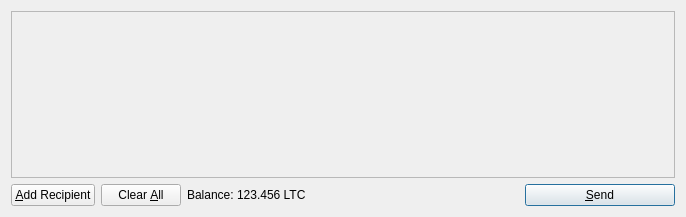
The window that src/qt/forms/sendcoinsdialog.ui (tetcoin-legacy/czarcoin) describes before a commit, drawn with Qt 5.
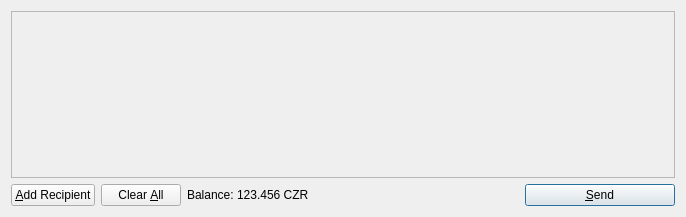
The same window after the commit. Icons and pictures are not drawn.

What changed in the file:
```diff
--- a/src/qt/forms/sendcoinsdialog.ui
+++ b/src/qt/forms/sendcoinsdialog.ui
@@ -119,7 +119,7 @@
           <cursorShape>IBeamCursor</cursorShape>
          </property>
          <property name="text">
-          <string>123.456 LTC</string>
+          <string>123.456 CZR</string>
          </property>
          <property name="textInteractionFlags">
           <set>Qt::LinksAccessibleByMouse|Qt::TextSelectableByKeyboard|Qt::TextSelectableByMouse</set>
```
